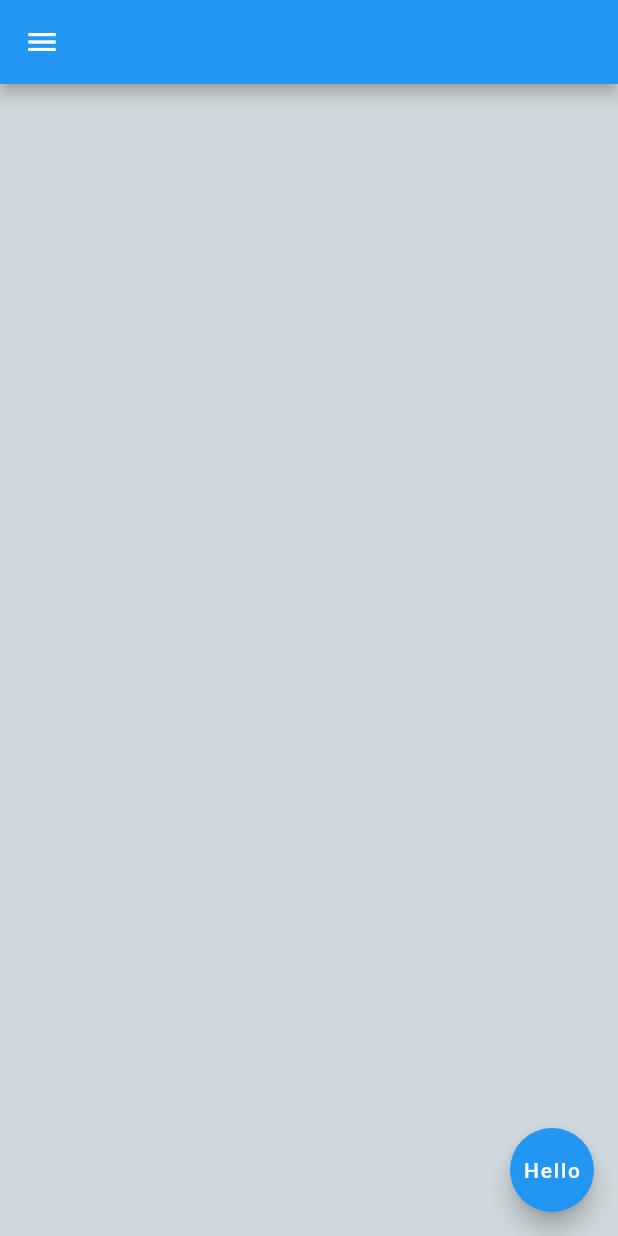
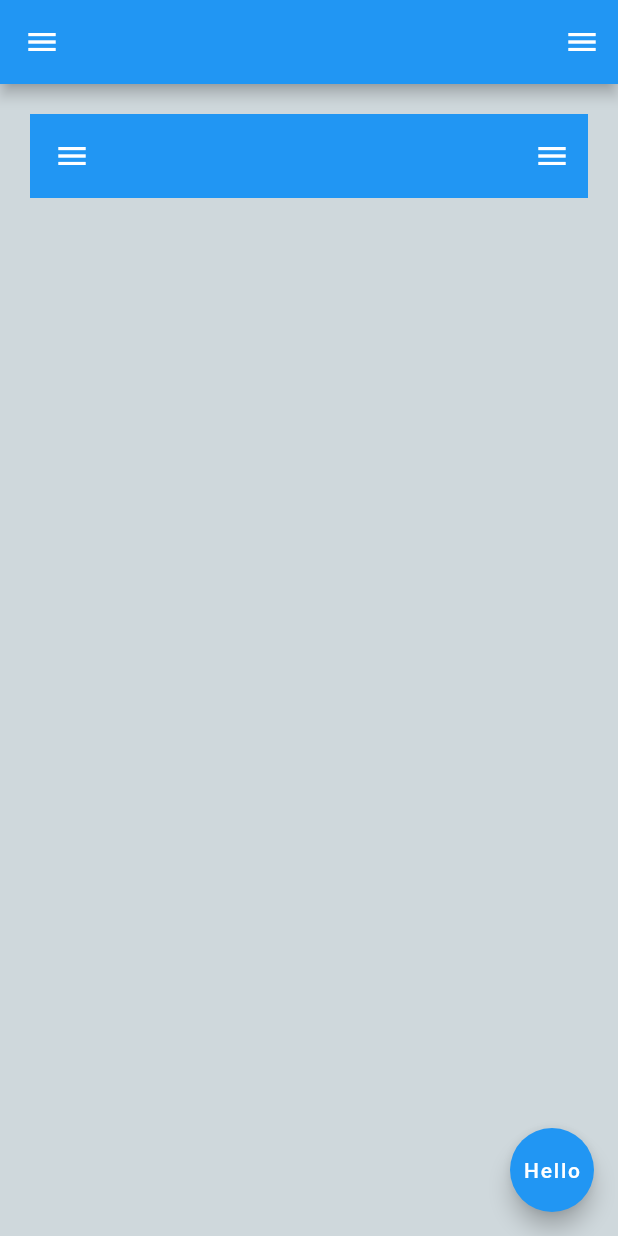
Before and after one commit to sushmoyr/utkorsho_packages, a Flutter app: the screen it shows after launch, on a phone screen of 412 x 824 dp. Run offline on Flutter 3.47's test engine with Material 2 defaults, Android fonts, the phone set to English and light mode, and no system bars.

Commit message:
added responsive scaffold

```diff
--- a/packages/flutter_responsive_scaffold/example/lib/main.dart
+++ b/packages/flutter_responsive_scaffold/example/lib/main.dart
@@ -40,16 +40,54 @@ class Home extends StatelessWidget {
     return ResponsiveScaffold(
       scaffoldKey: scaffoldKey,
       backgroundColor: Colors.blueGrey.shade100,
+      body: ResponsiveLayout(
+        weight: 1,
+        config: {
+          Breakpoints.expanded: (context) => SizedBox.expand(
+                child: Container(
+                  color: Colors.red,
+                ),
+              ),
+          Breakpoints.medium: (context) => SizedBox.expand(
+                child: Container(
+                  color: Colors.redAccent,
+                ),
+              ),
+        },
+      ),
+      secondaryBody: ResponsiveLayout(
+        weight: 2,
+        config: {
+          Breakpoints.expanded: (context) => SizedBox.expand(
+                child: Container(
+                  color: Colors.blue,
+                ),
+              ),
+          Breakpoints.medium: (context) => SizedBox.expand(
+                child: Container(
+                  color: Colors.blueAccent.shade400,
+                ),
+              ),
+        },
+      ),
+      primaryBottom: ResponsiveLayout(
+        config: {
+          Breakpoints.none: (_) => AppBar(
+                elevation: 0,
+              )
+        },
+      ),
+      gutterSpacing: 8,
       topNavigationBar: AppBar(
-        leading: IconButton(
-          onPressed: () {
-            if (scaffoldKey.currentState?.hasDrawer == true) {
-              scaffoldKey.currentState?.openDrawer();
-            }
-          },
-          icon: Icon(Icons.menu),
-        ),
-      ),
+          // leading: IconButton(
+          //   onPressed: () {
+          //     if (scaffoldKey.currentState?.hasDrawer == true) {
+          //       scaffoldKey.currentState?.openDrawer();
+          //     }
+          //   },
+          //   icon: Icon(Icons.menu),
+          // ),
+          ),
       floatingActionButton: FloatingActionButton(
         onPressed: () {},
         child: Text("Hello"),
@@ -62,6 +100,14 @@ class Home extends StatelessWidget {
           color: Colors.blue,
         ),
       ),
+      secondaryNavigation: ConstrainedBox(
+        constraints: BoxConstraints(
+          maxWidth: 100,
+        ),
+        child: Container(
+          color: Colors.green,
+        ),
+      ),
     );
   }
 }
--- a/packages/flutter_responsive_scaffold/lib/src/breakpoint.dart
+++ b/packages/flutter_responsive_scaffold/lib/src/breakpoint.dart
@@ -5,10 +5,8 @@ class Breakpoint {
   final double? maxWidth;
 
   const Breakpoint({this.minWidth, this.maxWidth})
-      : assert(
-          !(minWidth != null && maxWidth != null),
-          "At least minWidth or maxWidth must be given",
-        );
+      : assert(minWidth != null || maxWidth != null,
+            'At lease minWidth or maxWidth must be provided');
 
   bool isActive(BuildContext context) {
     double screenWidth = MediaQuery.of(context).size.width;
@@ -21,6 +19,8 @@ class Breakpoint {
 
 class Breakpoints {
   static const Breakpoint compact = Breakpoint(maxWidth: 600);
-  static Breakpoint medium = Breakpoint(minWidth: 600, maxWidth: 840);
+  static const Breakpoint medium = Breakpoint(minWidth: 600, maxWidth: 840);
   static const Breakpoint expanded = Breakpoint(minWidth: 840);
+  static const Breakpoint none =
+      Breakpoint(minWidth: 0, maxWidth: double.infinity);
 }
--- a/packages/flutter_responsive_scaffold/lib/src/responsive_layout.dart
+++ b/packages/flutter_responsive_scaffold/lib/src/responsive_layout.dart
@@ -5,39 +5,37 @@ class ResponsiveLayout extends StatelessWidget {
   const ResponsiveLayout({Key? key, required this.config, this.weight = 1})
       : super(key: key);
 
-  final Map<Breakpoint, Layout> config;
+  final Map<Breakpoint, WidgetBuilder> config;
   final int weight;
 
   @override
   Widget build(BuildContext context) {
-    Layout findActiveLayout() {
-      Layout? activeLayout;
+    Widget findActiveLayout() {
+      Widget? activeLayout;
       config.forEach((key, value) {
         if (key.isActive(context)) {
-          activeLayout = value;
+          activeLayout = value(context);
         }
       });
-      return activeLayout ?? const Layout();
+      return activeLayout ?? const SizedBox.shrink();
     }
 
-    final layout = findActiveLayout();
-
-    return layout;
+    return findActiveLayout();
   }
 }
-
-class Layout extends StatelessWidget {
-  const Layout({
-    Key? key,
-    this.weight = 1,
-    this.builder,
-  }) : super(key: key);
-
-  final WidgetBuilder? builder;
-  final int weight;
-
-  @override
-  Widget build(BuildContext context) {
-    return builder?.call(context) ?? const SizedBox.shrink();
-  }
-}
+//
+// class Layout extends StatelessWidget {
+//   const Layout({
+//     Key? key,
+//     this.weight = 1,
+//     this.builder,
+//   }) : super(key: key);
+//
+//   final WidgetBuilder? builder;
+//   final int weight;
+//
+//   @override
+//   Widget build(BuildContext context) {
+//     return builder?.call(context) ?? const SizedBox.shrink();
+//   }
+// }
--- a/packages/flutter_responsive_scaffold/lib/src/responsive_scaffold.dart
+++ b/packages/flutter_responsive_scaffold/lib/src/responsive_scaffold.dart
@@ -68,8 +68,13 @@ class ResponsiveScaffold extends StatelessWidget {
       endSideNavigation = secondaryNavigation;
     }
 
-    Widget bottomWidgets = Padding(
-      padding: (primaryBottom != null || secondaryBottom != null)
+    bool hasBottom = (primaryBottom != null || secondaryBottom != null);
+
+    Widget bottomWidgets = AnimatedSize(
+      duration: kThemeChangeDuration,
+      child: hasBottom
+          ? Padding(
+              padding: hasBottom
                   ? EdgeInsets.only(bottom: gutterSpacing)
                   : EdgeInsets.zero,
               child: Row(
@@ -79,13 +84,41 @@ class ResponsiveScaffold extends StatelessWidget {
                       flex: primaryBottom!.weight,
                       child: primaryBottom!,
                     ),
-          if (secondaryBottom != null)
+                  if (secondaryBottom != null) ...[
+                    SizedBox(width: gutterSpacing),
                     Expanded(
                       flex: secondaryBottom!.weight,
                       child: secondaryBottom!,
+                    )
+                  ],
+                ],
+              ),
+            )
+          : const SizedBox.shrink(),
+    );
+
+    bool hasFullBody = body != null && secondaryBody != null;
+
+    Widget bodyWidgets = Row(
+      children: [
+        if (body != null)
+          Expanded(
+            flex: body!.weight,
+            child: AnimatedSize(
+              duration: kThemeAnimationDuration,
+              child: body ?? const SizedBox.shrink(),
+            ),
+          ),
+        if (hasFullBody) SizedBox(width: gutterSpacing),
+        if (secondaryBody != null)
+          Expanded(
+            flex: secondaryBody!.weight,
+            child: AnimatedSize(
+              duration: kThemeAnimationDuration,
+              child: secondaryBody ?? const SizedBox.shrink(),
+            ),
           ),
       ],
-      ),
     );
 
     return Scaffold(
@@ -116,6 +149,7 @@ class ResponsiveScaffold extends StatelessWidget {
                     // First the bottom widgets
                     bottomWidgets,
                     // Then the body widgets
+                    Expanded(child: bodyWidgets)
                   ],
                 ),
               ),
```
Also changed, not shown: 1 other file. Lines whose indentation alone changed are shown as unchanged.
